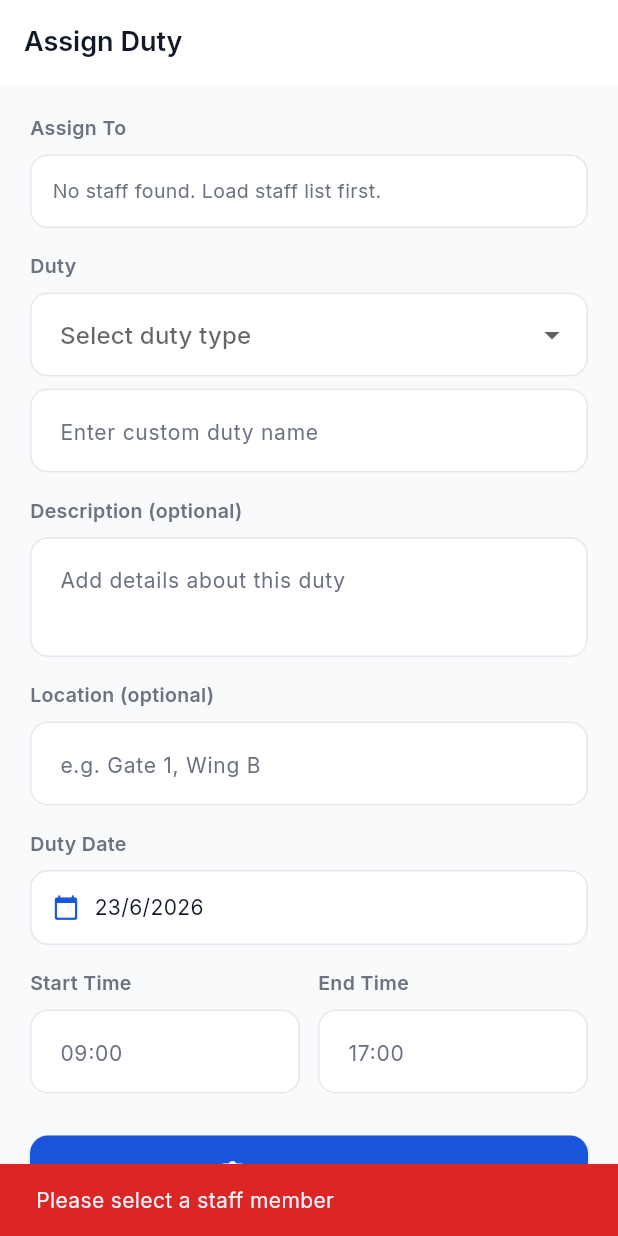
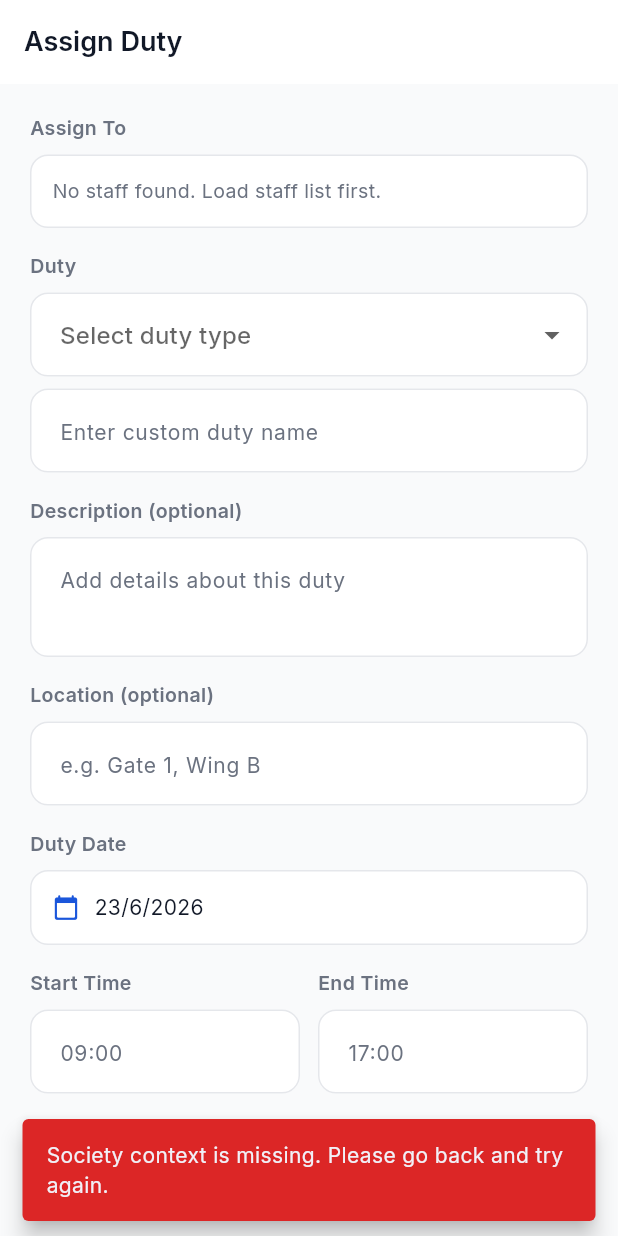
Before and after one commit to nitinshendgeai/AR_SOCIETY_APP, a Flutter app: the DutyAssignScreen screen opened by its route, after a tap on "Assign Duty", on a phone screen of 412 x 824 dp. Run offline on Flutter 3.47's test engine with Material 3 defaults, Android fonts, the phone set to English and light mode, and no system bars; our stand-ins replace dio, flutter_dotenv, flutter_riverpod, flutter_secure_storage, go_router, google_fonts and 2 more; accounts and stored records are empty.

Commit message:
fix: complete staff module functional audit and workflow stabilization
Phase 2 of the Staff Module Functional Audit — fixes role-based usage failures,
societyId propagation bugs, and missing department coverage across the full module.

Flutter fixes (6):
- approval_screen.dart: guard empty societyId — show error view instead of
  firing invalid API call (HTTP 422) when societyId not passed via navigation
- handover_screen.dart: guard empty societyId in _submit() with user-facing
  SnackBar before attempting handover creation
- duty_assign_screen.dart: guard empty societyId in both initState (staff list
  load) and _submit() — prevents invalid UUID API calls
- staff_add/edit_screen.dart, staff_list_screen.dart, staff_entities.dart:
  add electrical, plumbing, gardening, amenities departments — all 10 model-
  defined StaffDepartment values now selectable and correctly labeled in UI

Backend fixes (4):
- staff_service.py _DESIGNATION_TO_ROLE: add Technical Supervisor and
  Maintenance Staff designations so role assignment works on staff creation
- staff_service.py _SUPERVISOR_DEPT_ACCESS: Technical Supervisor now covers
  maintenance/electrical/plumbing; Housekeeping Supervisor covers gardening/
  amenities — supervisors can approve all logical sub-departments
- staff_service.py _DEPT_TO_ROLE: add all 4 new departments so staff created
  in electrical/plumbing/gardening/amenities receive correct app role

Test results: 255 passed, 0 failed (backend unchanged)

Co-Authored-By: Claude Sonnet 4.6 <noreply@anthropic.com>
Claude-Session: https://claude.ai/code/session_012DsKm4gwr1hqHyxDYckb4N

```diff
--- a/mobile/lib/features/staff/domain/entities/staff_entities.dart
+++ b/mobile/lib/features/staff/domain/entities/staff_entities.dart
@@ -94,6 +94,10 @@ class StaffEntity {
       case 'technical':    return 'Technical';
       case 'gym':          return 'Gym';
       case 'maintenance':  return 'Maintenance';
+      case 'electrical':   return 'Electrical';
+      case 'plumbing':     return 'Plumbing';
+      case 'gardening':    return 'Gardening';
+      case 'amenities':    return 'Amenities';
       case 'admin':        return 'Administration';
       default:             return department;
     }
--- a/mobile/lib/features/staff/presentation/screens/approval_screen.dart
+++ b/mobile/lib/features/staff/presentation/screens/approval_screen.dart
@@ -26,6 +26,7 @@ class _AttendanceApprovalScreenState extends ConsumerState<AttendanceApprovalScr
     super.initState();
     _tab = TabController(length: 2, vsync: this);
     WidgetsBinding.instance.addPostFrameCallback((_) {
+      if (widget.societyId.isEmpty) return;
       ref.read(approvalProvider.notifier).load(widget.societyId, department: widget.department);
     });
   }
@@ -75,7 +76,12 @@ class _AttendanceApprovalScreenState extends ConsumerState<AttendanceApprovalScr
           ],
         ),
       ),
-      body: switch (state) {
+      body: widget.societyId.isEmpty
+          ? _ErrorView(
+              message: 'Society context is missing. Please go back and reopen this screen.',
+              onRetry: () => Navigator.pop(context),
+            )
+          : switch (state) {
         ApprovalLoading() || ApprovalInitial() =>
           const Center(child: CircularProgressIndicator(color: AppTheme.primary)),
         ApprovalError(:final message) => _ErrorView(
--- a/mobile/lib/features/staff/presentation/screens/duty_assign_screen.dart
+++ b/mobile/lib/features/staff/presentation/screens/duty_assign_screen.dart
@@ -53,7 +53,9 @@ class _DutyAssignScreenState extends ConsumerState<DutyAssignScreen> {
     super.initState();
     _selectedStaffId = widget.preSelectedStaffId;
     WidgetsBinding.instance.addPostFrameCallback((_) {
-      ref.read(staffListProvider.notifier).load(widget.societyId);
+      if (widget.societyId.isNotEmpty) {
+        ref.read(staffListProvider.notifier).load(widget.societyId);
+      }
     });
   }
 
@@ -250,6 +252,14 @@ class _DutyAssignScreenState extends ConsumerState<DutyAssignScreen> {
   }
 
   void _submit() {
+    if (widget.societyId.isEmpty) {
+      ScaffoldMessenger.of(context).showSnackBar(const SnackBar(
+        content: Text('Society context is missing. Please go back and try again.'),
+        backgroundColor: AppTheme.error,
+        behavior: SnackBarBehavior.floating,
+      ));
+      return;
+    }
     if (_selectedStaffId == null) {
       ScaffoldMessenger.of(context).showSnackBar(const SnackBar(
         content: Text('Please select a staff member'),
--- a/mobile/lib/features/staff/presentation/screens/handover_screen.dart
+++ b/mobile/lib/features/staff/presentation/screens/handover_screen.dart
@@ -561,6 +561,14 @@ class _CreateTabState extends ConsumerState<_CreateTab> {
 
   Future<void> _submit() async {
     if (!_formKey.currentState!.validate()) return;
+    if (widget.societyId.isEmpty) {
+      ScaffoldMessenger.of(context).showSnackBar(const SnackBar(
+        content: Text('Society context is missing. Please go back and reopen this screen.'),
+        backgroundColor: AppTheme.error,
+        behavior: SnackBarBehavior.floating,
+      ));
+      return;
+    }
     await ref.read(handoverProvider.notifier).createAndSubmit(
       societyId: widget.societyId,
       outgoingStaffId: widget.staffId,
--- a/mobile/lib/features/staff/presentation/screens/staff_add_screen.dart
+++ b/mobile/lib/features/staff/presentation/screens/staff_add_screen.dart
@@ -38,6 +38,10 @@ class _StaffAddScreenState extends ConsumerState<StaffAddScreen> {
     ('technical',    'Technical'),
     ('gym',          'Gym'),
     ('maintenance',  'Maintenance'),
+    ('electrical',   'Electrical'),
+    ('plumbing',     'Plumbing'),
+    ('gardening',    'Gardening'),
+    ('amenities',    'Amenities'),
     ('admin',        'Administration'),
   ];
 
--- a/mobile/lib/features/staff/presentation/screens/staff_edit_screen.dart
+++ b/mobile/lib/features/staff/presentation/screens/staff_edit_screen.dart
@@ -40,6 +40,10 @@ class _StaffEditScreenState extends ConsumerState<StaffEditScreen> {
     ('technical',    'Technical'),
     ('gym',          'Gym'),
     ('maintenance',  'Maintenance'),
+    ('electrical',   'Electrical'),
+    ('plumbing',     'Plumbing'),
+    ('gardening',    'Gardening'),
+    ('amenities',    'Amenities'),
     ('admin',        'Administration'),
   ];
 
```
Also changed, not shown: mobile/lib/features/staff/presentation/screens/staff_list_screen.dart (+8 -0 lines), 3 other files.
